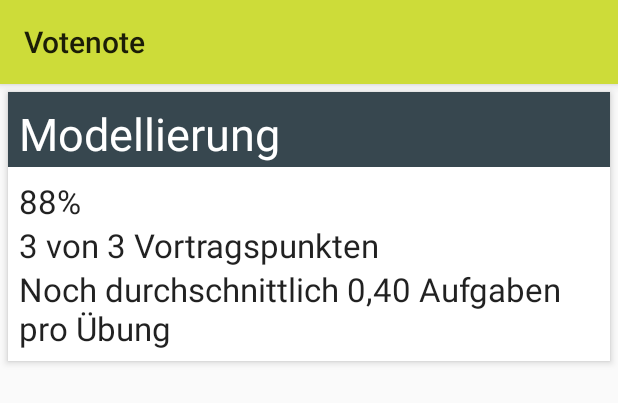
After one commit to enra64/Votenote, an Android app: the layout subject_fragment_subject_card.xml on its own in the app's theme, with its tools: preview values and no code run, on a phone screen of 412 x 824 dp. The commit adds this screen. Shown: the top 403 px of the screen. Run offline under Robolectric (Android 15) with nearby library versions, the phone set to English and light mode, and no system bars.

Commit message:
backup, everything is kinda working

```diff
--- a/app/src/main/java/de/oerntec/votenote/MainActivity.java
+++ b/app/src/main/java/de/oerntec/votenote/MainActivity.java
@@ -14,6 +14,8 @@ import android.util.Log;
 import android.view.Menu;
 import android.view.MenuItem;
 import android.widget.Toast;
+
+import de.oerntec.votenote.SubjectFragmentStuff.SubjectFragment;
 
 /*
 * VERSION HISTORY
--- a/app/src/main/res/layout/subject_fragment_card_thingy.xml
+++ b/app/src/main/res/layout/subject_fragment_lesson_card.xml
@@ -34,7 +34,7 @@
             android:textAppearance="?android:attr/textAppearanceMedium" />
 
         <ImageButton
-            android:id="@+id/imageButton"
+            android:id="@+id/subject_fragment_card_delete_button"
             android:layout_width="wrap_content"
             android:layout_height="wrap_content"
             android:layout_alignParentEnd="true"
--- /dev/null
+++ b/app/src/main/res/layout/subject_fragment_subject_card.xml
@@ -0,0 +1,65 @@
+<android.support.v7.widget.CardView xmlns:android="http://schemas.android.com/apk/res/android"
+    xmlns:card_view="http://schemas.android.com/apk/res-auto"
+    android:id="@+id/card_view"
+    android:layout_width="match_parent"
+    android:layout_height="wrap_content"
+    android:layout_margin="5dp"
+    card_view:cardCornerRadius="0dp"
+    card_view:cardElevation="3dp">
+
+    <RelativeLayout
+        android:layout_width="match_parent"
+        android:layout_height="wrap_content">
+
+        <View
+            android:layout_width="match_parent"
+            android:layout_height="50dp"
+            android:background="@color/material_blue_grey_800" />
+
+        <TextView
+            android:id="@+id/textView2"
+            android:layout_width="wrap_content"
+            android:layout_height="wrap_content"
+            android:paddingLeft="7dp"
+            android:paddingTop="7dp"
+            android:text="Modellierung"
+            android:textAppearance="?android:attr/textAppearanceLarge"
+            android:textColor="#FFF"
+            android:textSize="30sp" />
+
+        <TextView
+            android:id="@+id/textView4"
+            android:layout_width="wrap_content"
+            android:layout_height="wrap_content"
+            android:layout_alignParentLeft="true"
+            android:layout_alignParentStart="true"
+            android:layout_below="@+id/textView5"
+            android:paddingLeft="7dp"
+            android:text="3 von 3 Vortragspunkten"
+            android:textAppearance="?android:attr/textAppearanceLarge" />
+
+        <TextView
+            android:id="@+id/textView5"
+            android:layout_width="wrap_content"
+            android:layout_height="wrap_content"
+            android:layout_alignParentLeft="true"
+            android:layout_alignParentStart="true"
+            android:layout_below="@+id/textView2"
+            android:paddingLeft="7dp"
+            android:paddingTop="10dp"
+            android:text="88%"
+            android:textAppearance="?android:attr/textAppearanceLarge" />
+
+        <TextView
+            android:id="@+id/textView6"
+            android:layout_width="wrap_content"
+            android:layout_height="wrap_content"
+            android:layout_alignParentLeft="true"
+            android:layout_alignParentStart="true"
+            android:layout_below="@+id/textView4"
+            android:layout_marginBottom="7dp"
+            android:paddingLeft="7dp"
+            android:text="Noch durchschnittlich 0,40 Aufgaben pro Übung"
+            android:textAppearance="?android:attr/textAppearanceLarge" />
+    </RelativeLayout>
+</android.support.v7.widget.CardView>
```
Also changed, not shown: app/src/main/java/de/oerntec/votenote/SubjectFragmentStuff/LessonAdapter.java (added, +101 -0 lines), app/src/main/java/de/oerntec/votenote/SubjectFragmentStuff/OnItemClickListener.java (added, +9 -0 lines), app/src/main/java/de/oerntec/votenote/SubjectFragmentStuff/RecyclerItemClickListener.java (added, +45 -0 lines), app/src/main/java/de/oerntec/votenote/SubjectFragmentStuff/SubjectFragment.java (renamed from app/src/main/java/de/oerntec/votenote/SubjectFragment.java, +15 -136 lines), app/src/main/java/de/oerntec/votenote/SwipeableRecyclerViewTouchListener.java (+20 -10 lines).
